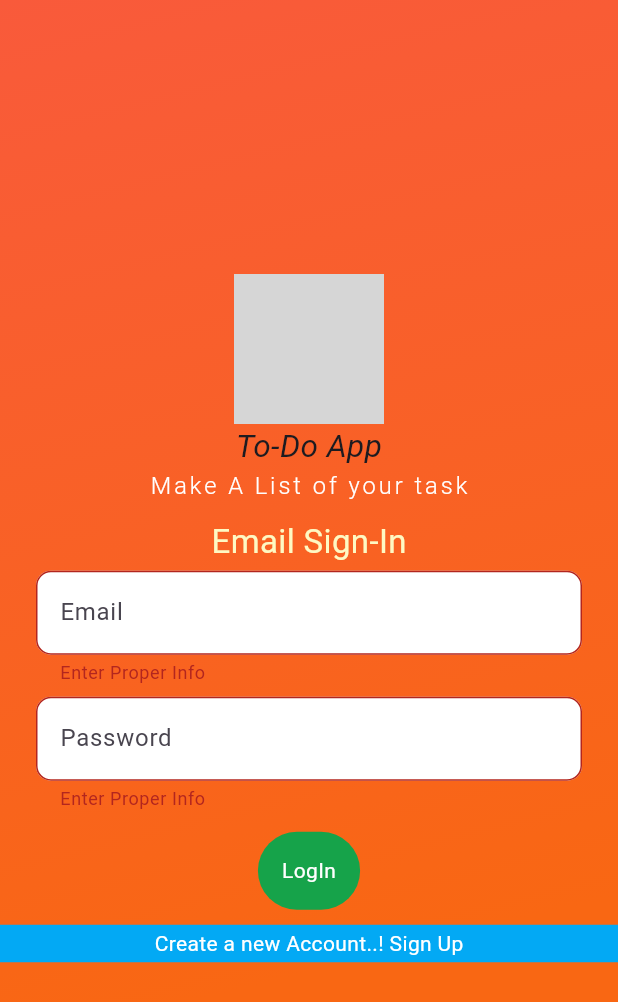
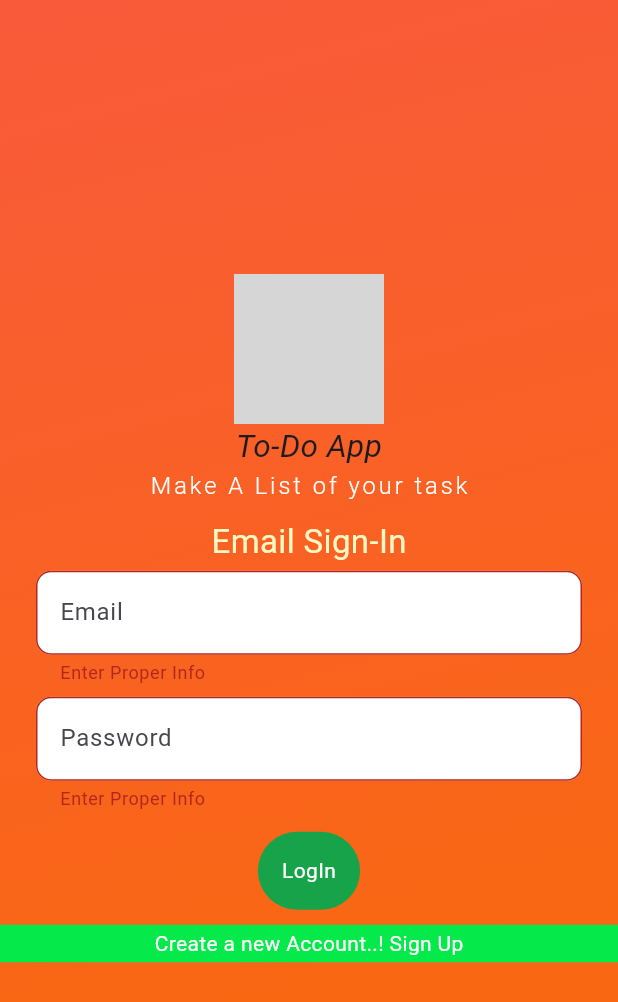
Before and after one commit to asm2212/tdl, a Flutter app: the screen it shows after launch, after a tap on "LogIn", on a phone screen of 412 x 824 dp. Shown: the top 1002 px of the screen. Run offline on Flutter 3.47's test engine with Material 3 defaults, Android fonts, the phone set to English and light mode, and no system bars; drawn by our look-alikes of velocity_x; our stand-ins replace flutter_slidable, jwt_decoder, shared_preferences; network calls fail; grey boxes are pictures that could not be loaded.

Commit message:
url and color

```diff
--- a/lib/config.dart
+++ b/lib/config.dart
@@ -1,4 +1,4 @@
-final url = 'http://192.168.29.239:3000/';
+final url = 'http://192.168.137.223:3001/';
 final register = url + "register";
 final login = url + 'login';
 final addtodo = url + 'storeTodo';
--- a/lib/pages/loginPage.dart
+++ b/lib/pages/loginPage.dart
@@ -1,7 +1,7 @@
 import 'dart:convert';
 import 'package:flutter/material.dart';
 import 'package:shared_preferences/shared_preferences.dart';
-import 'package:tdl/config.dart';
+import 'package:tdl/config.dart'; // Ensure this file contains the correct URL for your server
 import 'package:tdl/dashboard.dart';
 import 'package:tdl/logo.dart';
 import 'package:tdl/pages/registerPage.dart';
@@ -40,12 +40,14 @@ class _LoginPageState extends State<LoginPage> {
         "password": passwordController.text
       };
 
+      try {
         final response = await http.post(
-        Uri.parse(login),
+          Uri.parse(login), // Ensure the `login` variable contains the correct URL
           headers: {"Content-Type": "application/json"},
           body: jsonEncode(reqBody),
         );
 
+        if (response.statusCode == 200) {
           final jsonResponse = jsonDecode(response.body);
 
           if (jsonResponse['status']) {
@@ -58,6 +60,16 @@ class _LoginPageState extends State<LoginPage> {
           } else {
             ScaffoldMessenger.of(context).showSnackBar(
               SnackBar(content: Text('Invalid email or password')),
+            );
+          }
+        } else {
+          ScaffoldMessenger.of(context).showSnackBar(
+            SnackBar(content: Text('Server error: ${response.statusCode}')),
+          );
+        }
+      } catch (e) {
+        ScaffoldMessenger.of(context).showSnackBar(
+          SnackBar(content: Text('Network error: $e')),
         );
       }
     } else {
@@ -159,7 +171,7 @@ class _LoginPageState extends State<LoginPage> {
       },
       child: Container(
         height: 25,
-        color: Colors.lightBlue,
+        color: Color.fromARGB(255, 5, 234, 74),
         child: Center(
           child: "Create a new Account..! Sign Up".text.white.makeCentered(),
         ),
```
Lines whose indentation alone changed are shown as unchanged.
